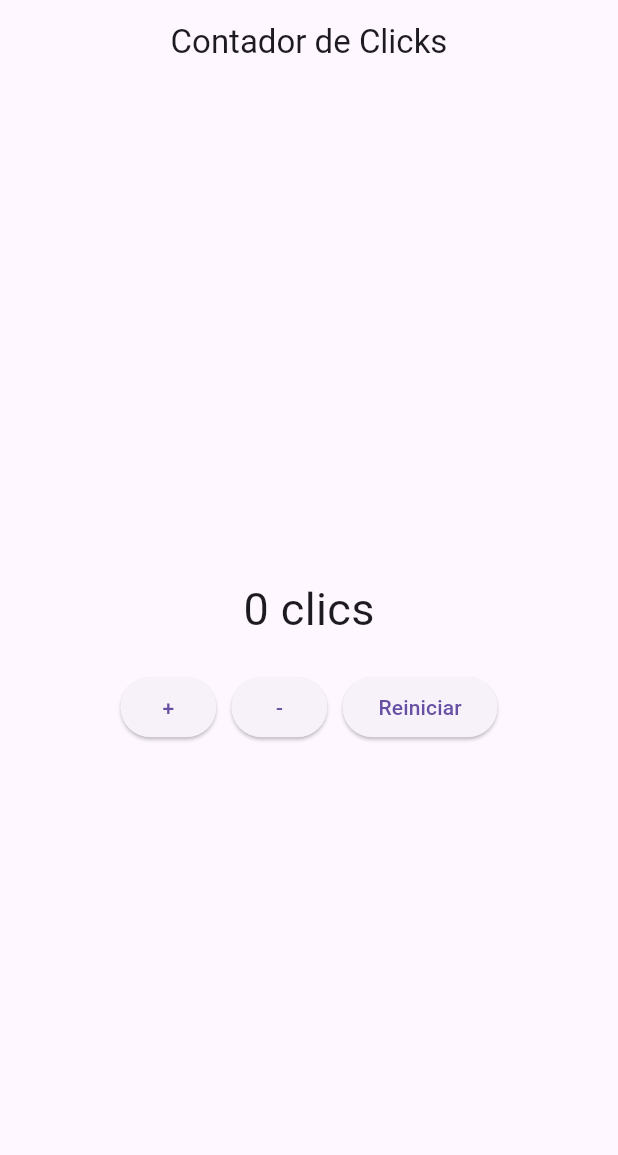
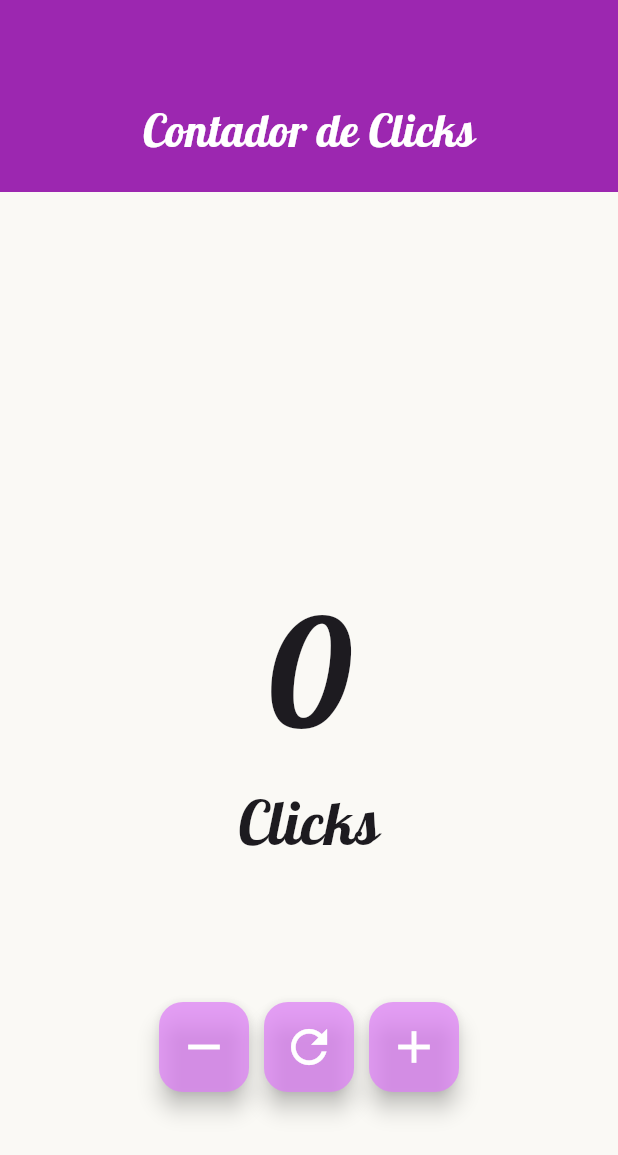
Before and after one commit to MariaVictoriano/contador_clicks_flutter, a Flutter app: the screen it shows after launch, on a phone screen of 412 x 824 dp. Shown: the top 1155 px of the screen. Run offline on Flutter 3.47's test engine with Material 3 defaults, Android fonts, the phone set to English and light mode, and no system bars; our stand-ins replace google_fonts.

Commit message:
Actualizo diseño de botones y tipografía

```diff
--- a/lib/main.dart
+++ b/lib/main.dart
@@ -1,4 +1,5 @@
 import 'package:flutter/material.dart';
+import 'package:google_fonts/google_fonts.dart';
 
 void main() {
   runApp(const ContadorClicksApp());
@@ -11,7 +12,12 @@ class ContadorClicksApp extends StatelessWidget {
   Widget build(BuildContext context) {
     return MaterialApp(
       title: 'Contador de Clicks',
-      theme: ThemeData(primarySwatch: Colors.green),
+      debugShowCheckedModeBanner: false,
+      theme: ThemeData(
+        primarySwatch: Colors.purple,
+        textTheme: GoogleFonts.antonTextTheme(),
+
+      ),
       home: const PaginaContadorClicks(),
     );
   }
@@ -50,31 +56,78 @@ class _PaginaContadorClicksState extends State<PaginaContadorClicks> {
   @override
   Widget build(BuildContext context) {
     return Scaffold(
-      appBar: AppBar(
-        title: const Text('Contador de Clicks'),
-        centerTitle: true,
+      backgroundColor: const Color(0xFFFDF4FF),
+      floatingActionButtonLocation: FloatingActionButtonLocation.centerFloat,
+      body: Column(
+        children: [
+          // Encabezado morado
+          Container(
+            width: double.infinity,
+            color: Colors.purple,
+            padding: const EdgeInsets.only(top: 65, bottom: 20),
+            child: Center(
+              child: Text(
+                'Contador de Clicks',
+                style: GoogleFonts.lobster(
+                  color: Colors.white,
+                  fontSize: 30,
+
                 ),
-      body: Center(
+              ),
+            ),
+          ),
+
+
+          Expanded(
+            child: Container(
+              decoration: BoxDecoration(
+                color: const Color.fromARGB(255, 250, 249, 245),
+              ),
+              child: Center(
                 child: Column(
                   mainAxisAlignment: MainAxisAlignment.center,
-          children: <Widget>[
+                  children: [
                     Text(
-              '$_contador ${_contador == 1 ? 'clic' : 'clics'}',
-              style: const TextStyle(fontSize: 30),
+                      '$_contador',
+                      style:GoogleFonts.lobster(
+                        fontSize: 100,
+                        fontWeight: FontWeight.w100,
                       ),
-            const SizedBox(height: 20),
-            Row(
+                    ),
+                    Text(
+                      'Click${_contador == 1 ? '' : 's'}',
+                      style: GoogleFonts.lobster(
+                        fontSize: 40,
+                      ),
+                    ),
+                  ],
+                ),
+              ),
+            ),
+          ),
+        ],
+      ),
+
+      floatingActionButton: Padding(
+        padding: const EdgeInsets.only(bottom: 80),
+        child: Row(
           mainAxisAlignment: MainAxisAlignment.center,
           children: [
-                ElevatedButton(onPressed: _incrementar, child: const Text('+')),
+            CustomButton(
+                icon: Icons.remove,
+                onPressed: _disminuir,
+                backgroundColor: const Color(0xB8DE7EF7)),
             const SizedBox(width: 10),
-                ElevatedButton(onPressed: _disminuir, child: const Text('-')),
+            CustomButton(
+              icon: Icons.refresh,
+              onPressed: _reiniciar,
+              backgroundColor: const Color(0xB8DE7EF7),
+            ),
             const SizedBox(width: 10),
-                ElevatedButton(
-                  onPressed: _reiniciar,
-                  child: const Text('Reiniciar'),
-                ),
-              ],
+            CustomButton(
+              icon: Icons.add,
+              onPressed: _incrementar,
+              backgroundColor: const Color(0xB8DE7EF7),
             ),
           ],
         ),
@@ -82,3 +135,32 @@ class _PaginaContadorClicksState extends State<PaginaContadorClicks> {
     );
   }
 }
+
+class CustomButton extends StatelessWidget {
+  final IconData icon;
+  final VoidCallback onPressed;
+  final Color? backgroundColor;
+  final Color? hoverColor;
+
+  const CustomButton({
+    super.key,
+    required this.icon,
+    required this.onPressed,
+    this.backgroundColor = const Color(0xB8DE7EF7),
+    this.hoverColor = const Color.fromARGB(255, 255, 77, 246),
+  });
+
+  @override
+  Widget build(BuildContext context) {
+    return SizedBox(
+      width: 60,
+      height: 60,
+      child: FloatingActionButton(
+        onPressed: onPressed,
+        backgroundColor: backgroundColor,
+        hoverColor: hoverColor,
+        child: Icon(icon, size: 36, color: Colors.white),
+      ),
+    );
+  }
+}
--- a/pubspec.yaml
+++ b/pubspec.yaml
@@ -34,6 +34,7 @@ dependencies:
   # The following adds the Cupertino Icons font to your application.
   # Use with the CupertinoIcons class for iOS style icons.
   cupertino_icons: ^1.0.8
+  google_fonts: ^6.2.1
 
 dev_dependencies:
   flutter_test:
```
Also changed, not shown: pubspec.lock, 2 other files. Lines whose indentation alone changed are shown as unchanged.
